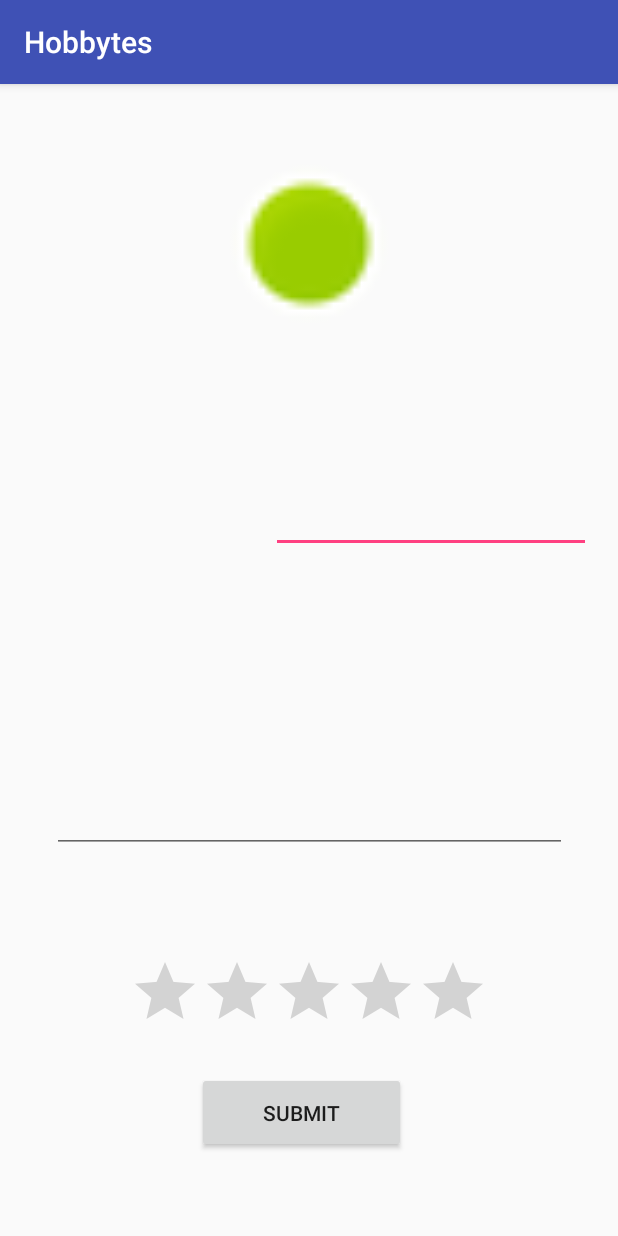
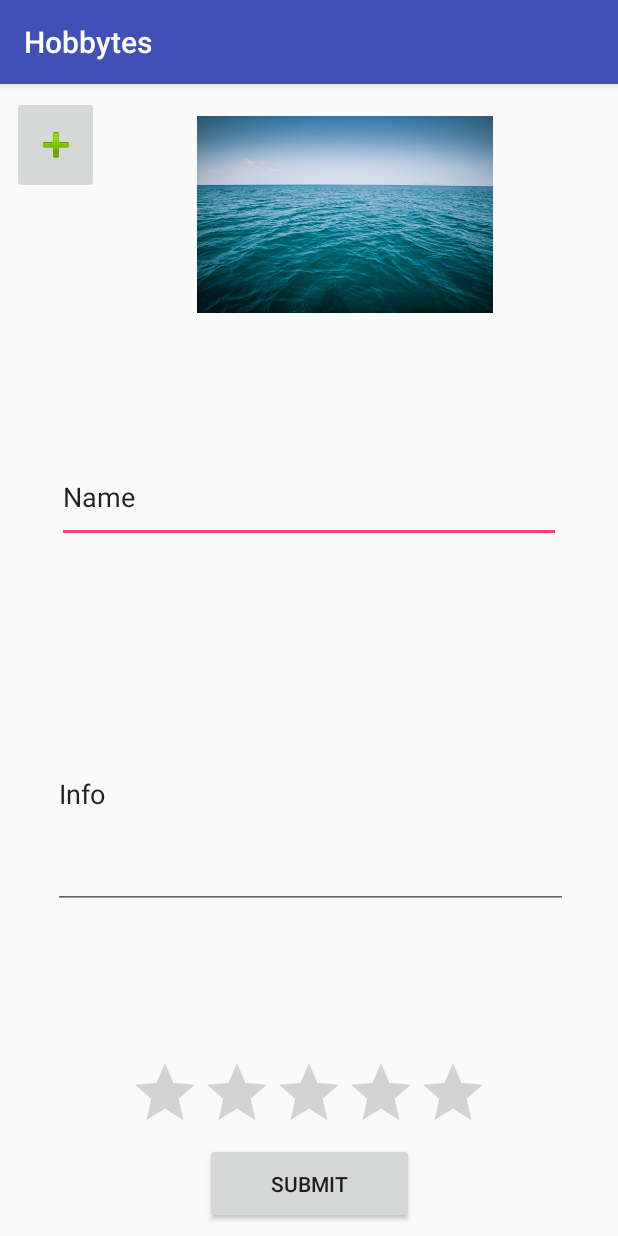
Before and after one commit to KosOrfan/Hobbytes, an Android app: the RegisterPoint screen opened directly, with no data from a screen before it, on a phone screen of 412 x 824 dp. Run offline under Robolectric (Android 15) with nearby library versions, the phone set to English and light mode, and no system bars.

Commit message:
Change UI. Implement image picker in RegisterPoint class. Create CheckedUtils class for exception handling. IMPORTANT: Upgraded whole project from Java 7 ver. to Java 8. (Must build whole project before 1st run).

```diff
--- a/app/src/main/java/com/example/ntinos/hobbytes/RegisterPoint.java
+++ b/app/src/main/java/com/example/ntinos/hobbytes/RegisterPoint.java
@@ -1,64 +1,115 @@
 package com.example.ntinos.hobbytes;
 
+import android.content.Context;
 import android.content.Intent;
+import android.content.SharedPreferences;
+import android.graphics.drawable.BitmapDrawable;
+import android.os.Bundle;
+import android.provider.MediaStore;
 import android.support.v7.app.AppCompatActivity;
-import android.os.Bundle;
 import android.view.View;
-import android.widget.AdapterView;
-import android.widget.ArrayAdapter;
 import android.widget.Button;
 import android.widget.EditText;
-import android.widget.GridView;
+import android.widget.ImageButton;
 import android.widget.ImageView;
-import android.widget.ListAdapter;
-import android.widget.TextView;
-import android.widget.Toast;
 
 import com.google.android.gms.maps.model.LatLng;
-
-import java.util.Map;
 
 public class RegisterPoint extends AppCompatActivity {
 
 
     public static boolean registerPointOpened = false;
+    private static int RESULT_LOAD_IMAGE = 1;
+    private final String FILEPATH = "FilePath";
+
+    String path;
+
+    SharedPreferences prefs;
 
     @Override
     protected void onCreate(Bundle savedInstanceState) {
         super.onCreate(savedInstanceState);
         setContentView(R.layout.activity_register_point);
 
-        ImageView image = (ImageView) findViewById(R.id.imageView);
-        TextView name = (TextView) findViewById(R.id.textView);
-        EditText nickName = (EditText) findViewById(R.id.editText);
+        prefs = this.getSharedPreferences("com.example.ntinos", Context.MODE_PRIVATE);
 
+        final ImageButton imageBtn = (ImageButton) findViewById(R.id.imageButton);
+        final EditText nameText = (EditText) findViewById(R.id.nameText);
+        final EditText infoText = (EditText) findViewById(R.id.infoText);
+        final ImageView imageView = (ImageView) findViewById(R.id.imageView);
 
-        Button SubmitButton = (Button) findViewById(R.id.ButtonClick);
+        //Image button event
+        imageBtn.setOnClickListener(new View.OnClickListener() {
+
+            @Override
+            public void onClick(View v) {
+                Intent intent = new Intent(Intent.ACTION_PICK, MediaStore.Images.Media.INTERNAL_CONTENT_URI);
+                intent.setType("image/*");
+                startActivityForResult(intent, 1);
+            }
+        });
+
+        //Submit button event
+        Button SubmitButton = (Button) findViewById(R.id.btnSubmit);
         SubmitButton.setOnClickListener(new View.OnClickListener() {
             @Override
             public void onClick(View v) {
-                Intent intent = new Intent (RegisterPoint.this, MapsActivity.class); //Activity1.this
+
+                Intent intent = new Intent(RegisterPoint.this, MapsActivity.class);
+
                 //Get marker Info
-                String mName= "NEWMARKER";
-                String mSnip ="NEWINFO";
-                LatLng mLocation = new LatLng(41,23);
+                LatLng mLocation = new LatLng(41, 23);
                 Double mLang = 33.1;
                 Double mLong = 20.1;
 
                 registerPointOpened = true;
 
                 //Build an intent and tranfer the data.
-                intent.putExtra("Name",mName) ;
-                intent.putExtra("Info",mSnip);
-                intent.putExtra("location",mLocation);
-                intent.putExtra("mlong",mLong);
-                intent.putExtra("mlang",mLang);
+                intent.putExtra("Name", nameText.getText().toString());
+                intent.putExtra("Info", infoText.getText().toString());
+                intent.putExtra("location", mLocation);
+                intent.putExtra("mlong", mLong);
+                intent.putExtra("mlang", mLang);
+
+                //Code to transfer image as Extra
+                //TODO: Ορισμος τροπου μεταφορας της εικονας
+                //Bitmap bitmap = BitmapFactory.decodeResource(imageView.getResources(),0);
+                //ByteArrayOutputStream baos = new ByteArrayOutputStream();
+                //bitmap.compress(Bitmap.CompressFormat.PNG, 50, baos);
+                //byte[] b = baos.toByteArray();
+
+                //String imagePath = "";
+                //try {
+                //    FileOutputStream fileOutStream = openFileOutput(imagePath, MODE_PRIVATE);
+                //    fileOutStream.write(b);
+                //    fileOutStream.close();
+                //} catch (IOException ioe) {
+                //    ioe.printStackTrace();
+                //}
+                //intent.putExtra("Image", imagePath);
+
+
                 startActivity(intent);
             }
         });
-
-
     }
 
+    @Override
+    protected void onActivityResult(int requestCode, int resultCode, Intent data) {
+        super.onActivityResult(requestCode, resultCode, data);
 
+        final ImageView imageView = (ImageView) findViewById(R.id.imageView);
+
+        if (resultCode != RESULT_OK) {
+            return;
+        }
+
+        if (requestCode == 1) {
+            final Bundle extras = data.getExtras();
+
+            if (extras != null) {
+                CheckedUtils.run(() -> imageView.setImageDrawable(new BitmapDrawable(getContentResolver().openInputStream(data.getData()))));
+            }
+        }
+    }
 }
--- a/app/src/main/res/layout/activity_register_point.xml
+++ b/app/src/main/res/layout/activity_register_point.xml
@@ -12,61 +12,30 @@
     android:gravity="center"
     tools:context="com.example.ntinos.hobbytes.RegisterPoint">
 
-        <TextView
-            android:id="@+id/textView"
-            android:layout_width="97dp"
-            android:layout_height="41dp"
-            app:layout_constraintTop_toTopOf="parent"
-            android:layout_marginTop="8dp"
-            android:layout_marginLeft="8dp"
-            app:layout_constraintLeft_toLeftOf="parent"
-            app:layout_constraintBottom_toBottomOf="parent"
-            android:layout_marginBottom="8dp"
-            app:layout_constraintVertical_bias="0.37"
-            android:layout_marginRight="8dp"
-            app:layout_constraintRight_toRightOf="parent"
-            app:layout_constraintHorizontal_bias="0.066" />
-
     <EditText
-        android:id="@+id/editText"
-        android:layout_width="wrap_content"
-        android:layout_height="wrap_content"
+        android:id="@+id/nameText"
+        android:layout_width="336dp"
+        android:layout_height="61dp"
         android:layout_marginBottom="8dp"
         android:layout_marginLeft="8dp"
         android:layout_marginRight="8dp"
         android:layout_marginTop="8dp"
         android:ems="10"
         android:inputType="textPersonName"
-        android:text=""
+        android:text="Name"
         app:layout_constraintBottom_toBottomOf="parent"
-        app:layout_constraintHorizontal_bias="0.947"
-        app:layout_constraintLeft_toLeftOf="parent"
+            app:layout_constraintLeft_toLeftOf="parent"
         app:layout_constraintRight_toRightOf="parent"
         app:layout_constraintTop_toTopOf="parent"
-        app:layout_constraintVertical_bias="0.367" />
-
-    <ImageView
-        android:id="@+id/imageView"
-        android:layout_width="284dp"
-        android:layout_height="112dp"
-        app:srcCompat="@android:drawable/presence_online"
-        app:layout_constraintTop_toTopOf="parent"
-        android:layout_marginTop="8dp"
-        android:contentDescription="@string/app_name"
-        app:layout_constraintBottom_toBottomOf="parent"
-        android:layout_marginBottom="8dp"
-        android:layout_marginRight="8dp"
-        app:layout_constraintRight_toRightOf="parent"
-        android:layout_marginLeft="8dp"
-        app:layout_constraintLeft_toLeftOf="parent"
-        app:layout_constraintVertical_bias="0.067" />
+        app:layout_constraintVertical_bias="0.343" />
 
     <EditText
-        android:id="@+id/editText4"
+        android:id="@+id/infoText"
         android:layout_width="343dp"
         android:layout_height="153dp"
         android:ems="10"
         android:inputType="textPersonName"
+        android:text="Info"
         app:layout_constraintTop_toTopOf="parent"
         android:layout_marginTop="8dp"
         app:layout_constraintBottom_toBottomOf="parent"
@@ -75,33 +44,66 @@
         app:layout_constraintRight_toRightOf="parent"
         android:layout_marginLeft="8dp"
         app:layout_constraintLeft_toLeftOf="parent"
-        app:layout_constraintVertical_bias="0.587" />
+        app:layout_constraintVertical_bias="0.649"
+        app:layout_constraintHorizontal_bias="0.52" />
 
     <Button
-        android:id="@+id/ButtonClick"
+        android:id="@+id/btnSubmit"
         android:layout_width="139dp"
         android:layout_height="54dp"
         android:text="Submit"
         app:layout_constraintBottom_toBottomOf="parent"
-        android:layout_marginBottom="55dp"
-        android:layout_marginRight="141dp"
+        android:layout_marginBottom="8dp"
+        android:layout_marginRight="8dp"
         app:layout_constraintRight_toRightOf="parent"
         android:layout_marginTop="8dp"
-        app:layout_constraintTop_toBottomOf="@+id/editText4"
         android:layout_marginLeft="8dp"
         app:layout_constraintLeft_toLeftOf="parent"
-        app:layout_constraintHorizontal_bias="1.0"
-        app:layout_constraintVertical_bias="1.0" />
+        app:layout_constraintHorizontal_bias="0.502"
+        app:layout_constraintVertical_bias="1.0"
+        app:layout_constraintTop_toTopOf="parent" />
 
     <RatingBar
-        android:id="@+id/ratingBar2"
+        android:id="@+id/ratingBar"
         android:layout_width="wrap_content"
         android:layout_height="wrap_content"
-        android:layout_marginBottom="20dp"
-        app:layout_constraintBottom_toTopOf="@+id/ButtonClick"
+        android:layout_marginBottom="0dp"
+        app:layout_constraintBottom_toTopOf="@+id/btnSubmit"
         android:layout_marginRight="8dp"
         app:layout_constraintRight_toRightOf="parent"
         android:layout_marginLeft="8dp"
         app:layout_constraintLeft_toLeftOf="parent" />
 
+    <ImageButton
+        android:id="@+id/imageButton"
+        android:layout_width="58dp"
+        android:layout_height="65dp"
+        app:srcCompat="@android:drawable/ic_input_add"
+        android:layout_marginRight="8dp"
+        app:layout_constraintRight_toRightOf="parent"
+        android:layout_marginLeft="8dp"
+        app:layout_constraintLeft_toLeftOf="parent"
+        app:layout_constraintTop_toTopOf="parent"
+        android:layout_marginTop="8dp"
+        app:layout_constraintBottom_toBottomOf="parent"
+        android:layout_marginBottom="8dp"
+        app:layout_constraintHorizontal_bias="0.0"
+        app:layout_constraintVertical_bias="0.0" />
+
+    <ImageView
+        android:id="@+id/imageView"
+        android:layout_width="233dp"
+        android:layout_height="131dp"
+        app:srcCompat="@drawable/sea"
+        app:layout_constraintTop_toTopOf="parent"
+        android:layout_marginTop="8dp"
+        app:layout_constraintBottom_toBottomOf="parent"
+        android:layout_marginBottom="8dp"
+        android:layout_marginLeft="-31dp"
+        app:layout_constraintLeft_toLeftOf="parent"
+        android:layout_marginRight="8dp"
+        app:layout_constraintRight_toRightOf="parent"
+        app:layout_constraintHorizontal_bias="0.716"
+        app:layout_constraintVertical_bias="0.021" />
+
 </android.support.constraint.ConstraintLayout>
```
Also changed, not shown: app/build.gradle (+7 -0 lines), app/src/main/AndroidManifest.xml (+13 -1 lines), app/src/main/java/com/example/ntinos/hobbytes/CheckedUtils.java (added, +34 -0 lines), app/src/main/java/com/example/ntinos/hobbytes/KeyPointInfo.java (+10 -5 lines), app/src/main/java/com/example/ntinos/hobbytes/MapsActivity.java (+10 -13 lines).
